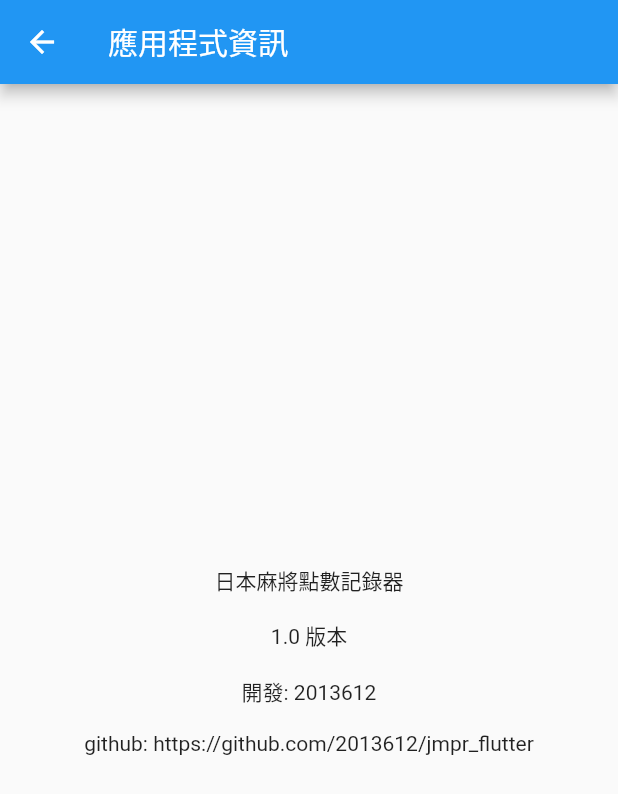
After one commit to 2013612/jmpr_flutter, a Flutter app: the About screen opened directly, on a phone screen of 412 x 824 dp. The commit adds this screen. Shown: the top 794 px of the screen. Run offline on Flutter 3.47's test engine with Material 2 defaults, Android fonts, the phone set to English and light mode, and no system bars.

Commit message:
add and finish about page

```diff
--- /dev/null
+++ b/lib/about.dart
@@ -0,0 +1,37 @@
+import 'package:flutter/material.dart';
+
+class About extends StatelessWidget {
+  @override
+  Widget build(BuildContext context) {
+    return Scaffold(
+      appBar: AppBar(
+        title: Text("應用程式資訊"),
+      ),
+      body: Column(
+        mainAxisAlignment: MainAxisAlignment.center,
+        children: [
+          Container(
+            padding: EdgeInsets.all(8.0),
+            alignment: Alignment.center,
+            child: Text("日本麻將點數記錄器"),
+          ),
+          Container(
+            padding: EdgeInsets.all(8.0),
+            alignment: Alignment.center,
+            child: Text("1.0 版本"),
+          ),
+          Container(
+            padding: EdgeInsets.all(8.0),
+            alignment: Alignment.center,
+            child: Text("開發: 2013612"),
+          ),
+          Container(
+            padding: EdgeInsets.all(8.0),
+            alignment: Alignment.center,
+            child: Text("github: https://github.com/2013612/jmpr_flutter"),
+          ),
+        ],
+      ),
+    );
+  }
+}
```
Also changed, not shown: lib/layout.dart (+15 -5 lines).
